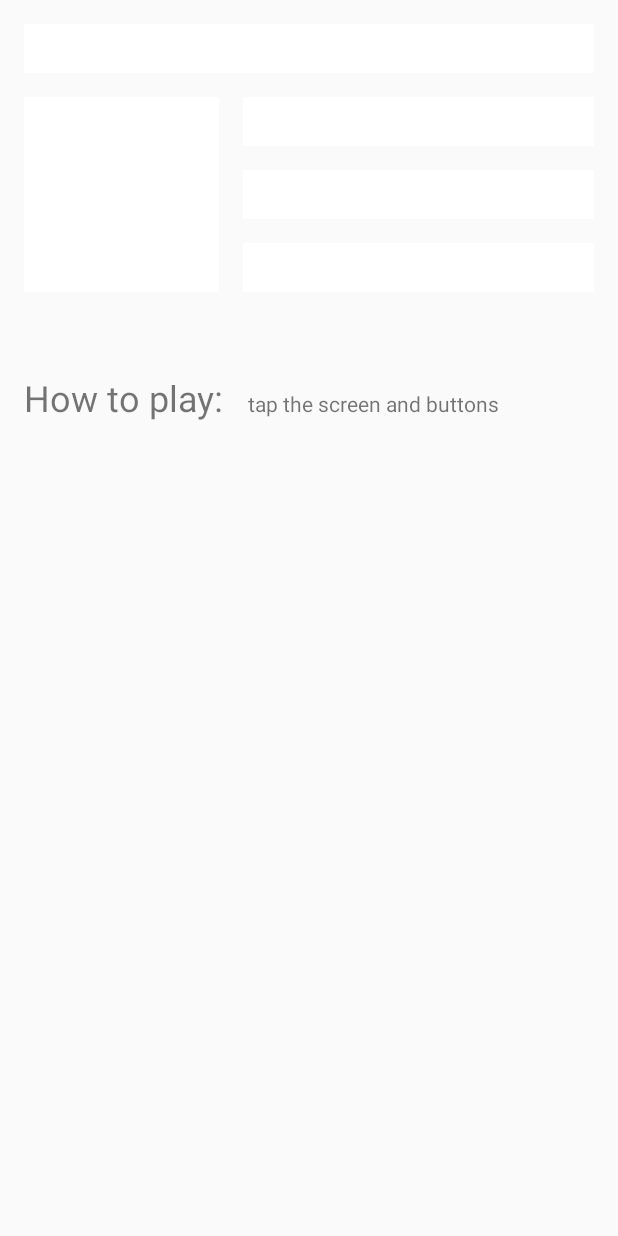
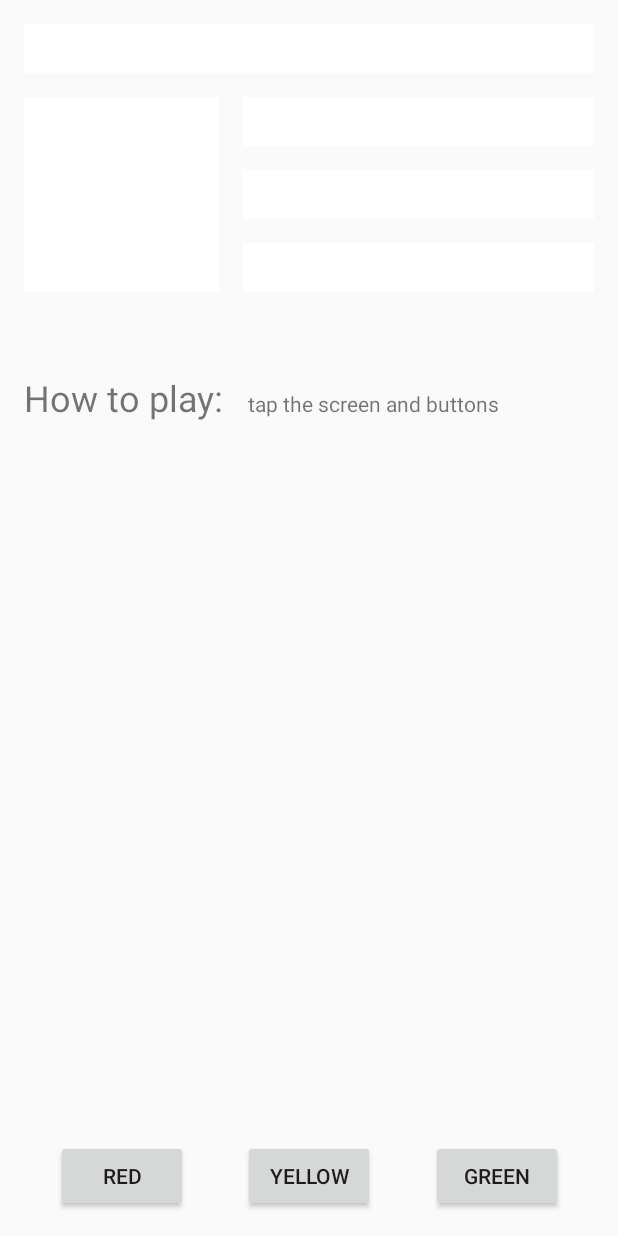
Before and after one commit to lukelima/udacity-color-my-views, an Android app: the layout activity_main.xml on its own in the app's theme, with its tools: preview values and no code run, on a phone screen of 412 x 824 dp. Run offline under Robolectric (Android 15) with nearby library versions, the phone set to English and light mode, and no system bars; Roboto replaces fonts that are not available here.

Commit message:
finish app

```diff
--- a/app/src/main/java/com/example/colormyviews/MainActivity.kt
+++ b/app/src/main/java/com/example/colormyviews/MainActivity.kt
@@ -25,7 +25,10 @@ class MainActivity : AppCompatActivity() {
             binding.boxThreeText,
             binding.boxFourText,
             binding.boxFiveText,
-            binding.constraintLayout)
+            binding.constraintLayout,
+            binding.redButton,
+            binding.yellowButton,
+            binding.greenButton)
 
         for(item in clickableViews) {
             item.setOnClickListener {makeColored(it)}
@@ -43,6 +46,9 @@ class MainActivity : AppCompatActivity() {
             R.id.box_three_text -> view.setBackgroundResource(android.R.color.holo_green_light)
             R.id.box_four_text -> view.setBackgroundResource(android.R.color.holo_green_dark)
             R.id.box_five_text -> view.setBackgroundResource(android.R.color.holo_green_light)
+            R.id.red_button -> binding.boxThreeText.setBackgroundResource(android.R.color.holo_red_light)
+            R.id.yellow_button -> binding.boxFourText.setBackgroundColor(Color.YELLOW)
+            R.id.green_button -> binding.boxFiveText.setBackgroundResource(android.R.color.holo_green_dark)
 
             else -> view.setBackgroundColor(Color.LTGRAY)
         }
--- a/app/src/main/res/layout/activity_main.xml
+++ b/app/src/main/res/layout/activity_main.xml
@@ -105,5 +105,43 @@
             app:layout_constraintStart_toEndOf="@+id/label_text"
             app:layout_constraintTop_toBottomOf="@+id/box_two_text"
             app:layout_constraintVertical_bias="0.084" />
+
+        <Button
+            android:id="@+id/red_button"
+            android:layout_width="wrap_content"
+            android:layout_height="wrap_content"
+            android:layout_marginStart="16dp"
+            android:text="@string/button_red"
+            app:layout_constraintBaseline_toBaselineOf="@+id/yellow_button"
+            app:layout_constraintEnd_toStartOf="@+id/yellow_button"
+            app:layout_constraintHorizontal_bias="0.5"
+            app:layout_constraintStart_toStartOf="parent" />
+
+        <Button
+            android:id="@+id/yellow_button"
+            android:layout_width="wrap_content"
+            android:layout_height="wrap_content"
+            android:layout_marginStart="16dp"
+            android:layout_marginTop="16dp"
+            android:layout_marginEnd="16dp"
+            android:layout_marginBottom="16dp"
+            android:text="@string/button_yellow"
+            app:layout_constraintBottom_toBottomOf="parent"
+            app:layout_constraintEnd_toStartOf="@+id/green_button"
+            app:layout_constraintHorizontal_bias="0.5"
+            app:layout_constraintStart_toEndOf="@+id/red_button"
+            app:layout_constraintTop_toBottomOf="@+id/info_text"
+            app:layout_constraintVertical_bias="1.0" />
+
+        <Button
+            android:id="@+id/green_button"
+            android:layout_width="wrap_content"
+            android:layout_height="wrap_content"
+            android:layout_marginEnd="16dp"
+            android:text="@string/button_green"
+            app:layout_constraintBaseline_toBaselineOf="@+id/yellow_button"
+            app:layout_constraintEnd_toEndOf="parent"
+            app:layout_constraintHorizontal_bias="0.5"
+            app:layout_constraintStart_toEndOf="@+id/yellow_button" />
     </android.support.constraint.ConstraintLayout>
 </layout>
```
